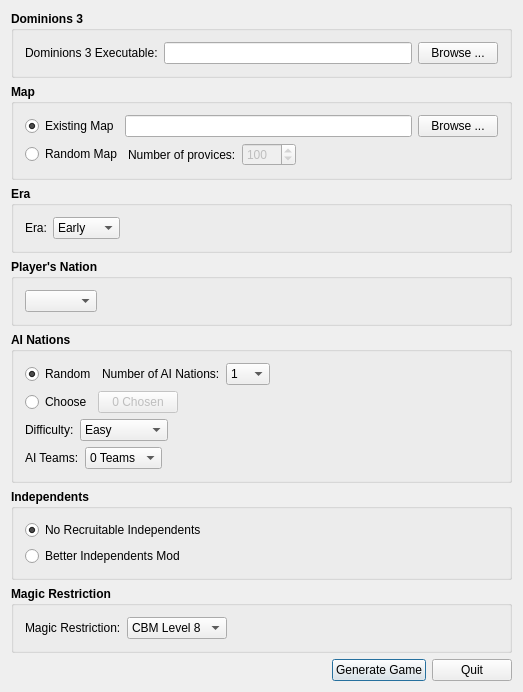
Qt form dom3ai.ui (larzm42/Dom-3-AI) before a commit.
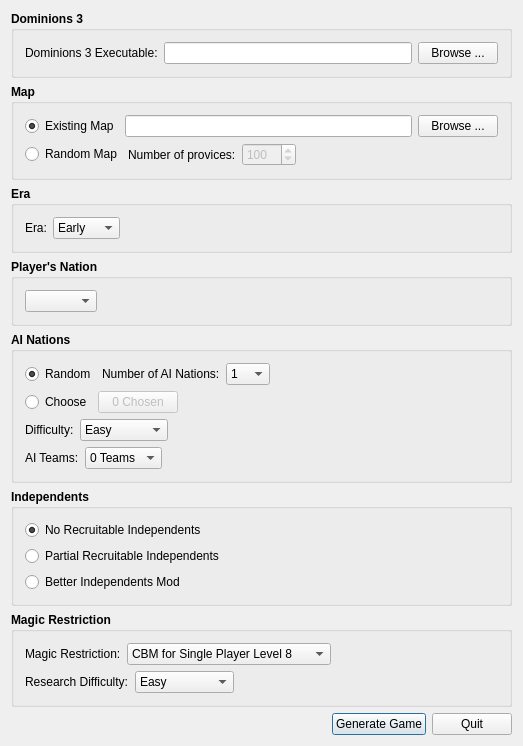
The same form after that commit. Icons and pictures are not drawn.

```diff
--- a/dom3ai.ui
+++ b/dom3ai.ui
@@ -7,7 +7,7 @@
     <x>0</x>
     <y>0</y>
     <width>523</width>
-    <height>613</height>
+    <height>666</height>
    </rect>
   </property>
   <property name="windowTitle">
@@ -683,6 +683,23 @@
         </item>
        </layout>
       </item>
+      <item>
+       <layout class="QHBoxLayout" name="horizontalLayout_14">
+        <item>
+         <widget class="QRadioButton" name="partialIndyRadio">
+          <property name="font">
+           <font>
+            <weight>50</weight>
+            <bold>false</bold>
+           </font>
+          </property>
+          <property name="text">
+           <string>Partial Recruitable Independents</string>
+          </property>
+         </widget>
+        </item>
+       </layout>
+      </item>
       <item>
        <layout class="QHBoxLayout" name="horizontalLayout_8">
         <item>
@@ -740,22 +757,32 @@
           </property>
           <item>
            <property name="text">
-            <string>CBM Level 8</string>
+            <string>CBM for Single Player Level 8</string>
            </property>
           </item>
           <item>
            <property name="text">
-            <string>Level 8</string>
+            <string>CBM for Single Player Level 7</string>
            </property>
           </item>
           <item>
            <property name="text">
-            <string>Level 7</string>
+            <string>CBM for Single Player Level 6</string>
            </property>
           </item>
           <item>
            <property name="text">
-            <string>Level 6</string>
+            <string>Vanilla for Single Player Level 8</string>
+           </property>
+          </item>
+          <item>
+           <property name="text">
+            <string>Vanilla for Single Player Level 7</string>
+           </property>
+          </item>
+          <item>
+           <property name="text">
+            <string>Vanilla for Single Player Level 6</string>
            </property>
           </item>
           <item>
@@ -780,6 +807,66 @@
         </item>
        </layout>
       </item>
+      <item>
+       <layout class="QHBoxLayout" name="horizontalLayout_15">
+        <item>
+         <widget class="QLabel" name="label_8">
+          <property name="font">
+           <font>
+            <weight>50</weight>
+            <bold>false</bold>
+           </font>
+          </property>
+          <property name="text">
+           <string>Research Difficulty:</string>
+          </property>
+         </widget>
+        </item>
+        <item>
+         <widget class="QComboBox" name="researchDiffCombo">
+          <property name="font">
+           <font>
+            <weight>50</weight>
+            <bold>false</bold>
+           </font>
+          </property>
+          <item>
+           <property name="text">
+            <string>Easy</string>
+           </property>
+          </item>
+          <item>
+           <property name="text">
+            <string>Normal</string>
+           </property>
+          </item>
+          <item>
+           <property name="text">
+            <string>Difficult</string>
+           </property>
+          </item>
+          <item>
+           <property name="text">
+            <string>Very Difficult</string>
+           </property>
+          </item>
+         </widget>
+        </item>
+        <item>
+         <spacer name="horizontalSpacer_10">
+          <property name="orientation">
+           <enum>Qt::Horizontal</enum>
+          </property>
+          <property name="sizeHint" stdset="0">
+           <size>
+            <width>40</width>
+            <height>20</height>
+           </size>
+          </property>
+         </spacer>
+        </item>
+       </layout>
+      </item>
      </layout>
     </widget>
    </item>
```
